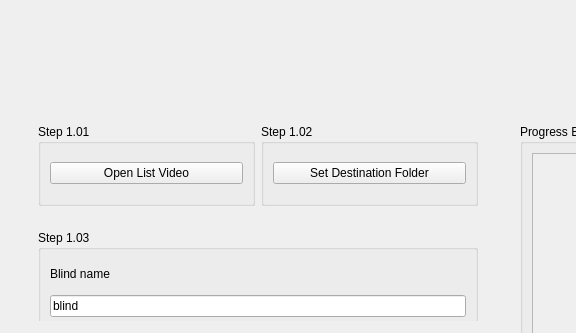
This is src/telablind.ui in EthoWatcher/ethowatcher as Qt 5 draws it before an edit; both pictures show x 0 to 576 and y 0 to 333 of the 998 by 535 pixel window. The edited form follows.
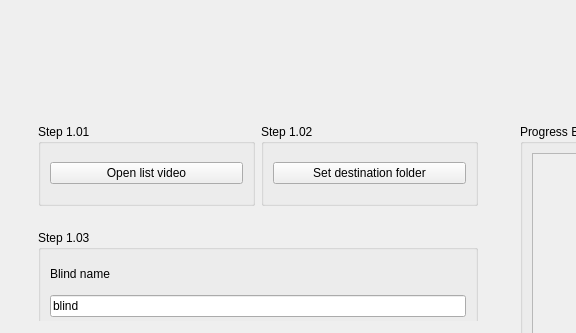
This is the edited form. The open tabs and pages were chosen to show the change. Icons and pictures are not drawn.

Commit message: Bloqueando os botões após o seu uso

The edit to the form file:
```diff
--- a/src/telablind.ui
+++ b/src/telablind.ui
@@ -69,7 +69,7 @@
                <item>
                 <widget class="QPushButton" name="pbAddListaVideo">
                  <property name="text">
-                  <string>Open List Video</string>
+                  <string>Open list video</string>
                  </property>
                 </widget>
                </item>
@@ -91,7 +91,7 @@
                <item>
                 <widget class="QPushButton" name="pbAbrirPasta">
                  <property name="text">
-                  <string>Set Destination Folder</string>
+                  <string>Set destination folder</string>
                  </property>
                 </widget>
                </item>
```
Left out of the diff: 4 changed lines with no effect on the pictures. The commit also changes 1 other file.
